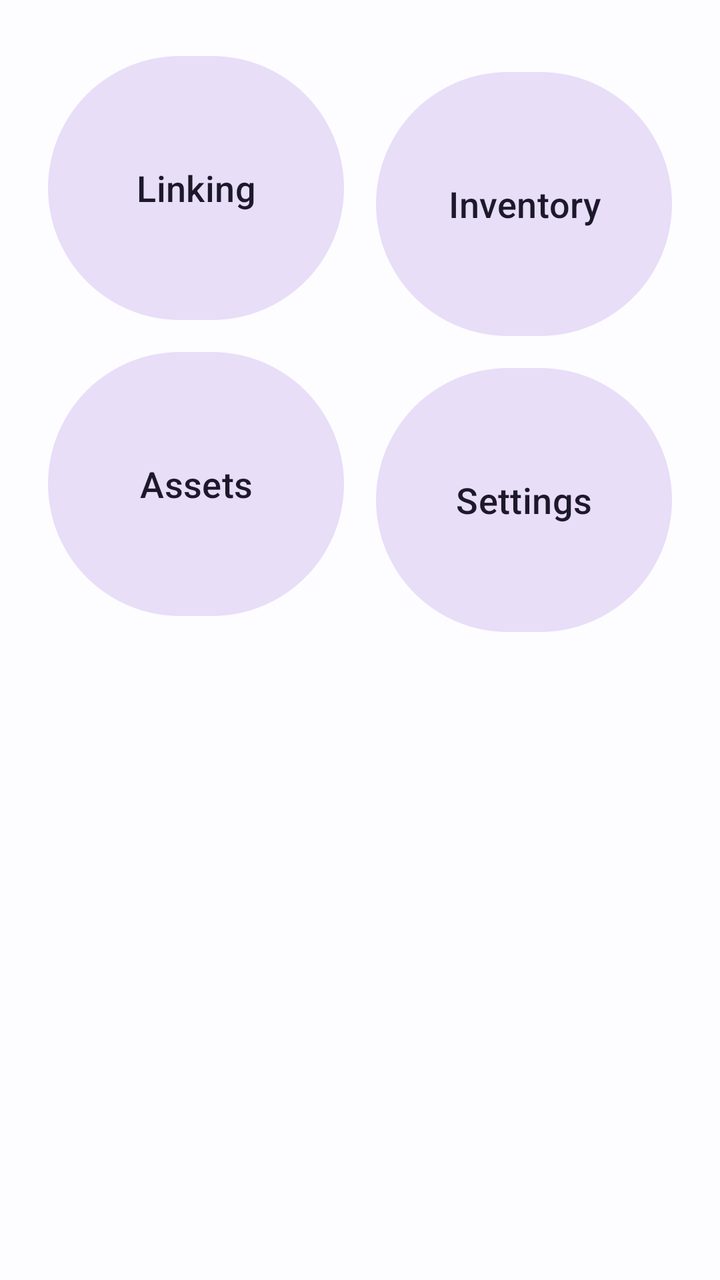
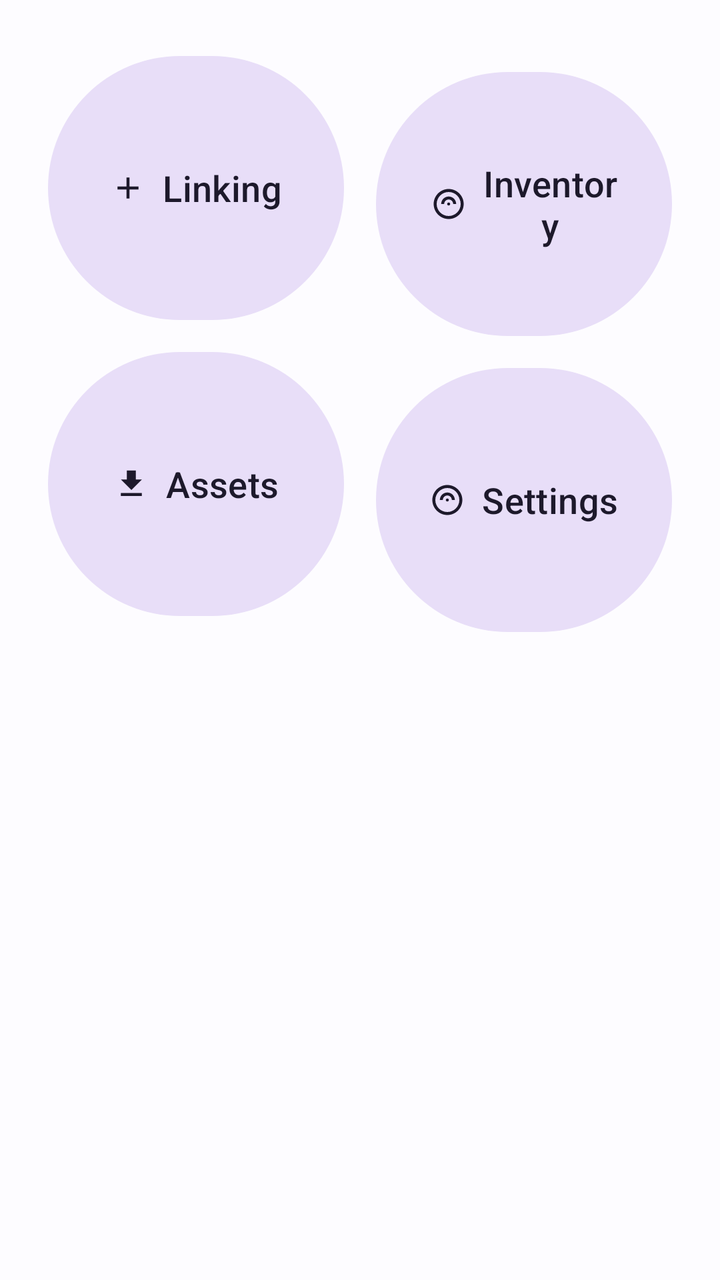

An Android layout rendered at two revisions. The XML below is the earlier revision; the diff shows what the commit changed to produce the second picture.
<!-- AndroidManifest.xml: application theme Theme.StockBuddy -->
<!-- res/layout/fragment_home.xml -->
<?xml version="1.0" encoding="utf-8"?>
<androidx.constraintlayout.widget.ConstraintLayout xmlns:android="http://schemas.android.com/apk/res/android"
    xmlns:app="http://schemas.android.com/apk/res-auto"
    android:layout_width="match_parent"
    android:layout_height="match_parent"
    android:padding="16dp">

    
    <com.google.android.material.button.MaterialButton
        android:id="@+id/tileLinking"
        android:layout_width="0dp"
        android:layout_height="140dp"
        android:layout_margin="8dp"
        android:text="@string/home_linking"
        android:textSize="18sp"
        style="@style/Widget.Material3.Button.TonalButton"
        app:layout_constraintTop_toTopOf="parent"
        app:layout_constraintStart_toStartOf="parent"
        app:layout_constraintEnd_toStartOf="@id/tileInventory"
        app:layout_constraintHorizontal_chainStyle="spread_inside" />

    <com.google.android.material.button.MaterialButton
        android:id="@+id/tileInventory"
        android:layout_width="0dp"
        android:layout_height="140dp"
        android:layout_margin="8dp"
        android:text="@string/home_inventory"
        android:textSize="18sp"
        style="@style/Widget.Material3.Button.TonalButton"
        app:layout_constraintTop_toTopOf="@id/tileLinking"
        app:layout_constraintStart_toEndOf="@id/tileLinking"
        app:layout_constraintEnd_toEndOf="parent" />

    
    <com.google.android.material.button.MaterialButton
        android:id="@+id/tileAssets"
        android:layout_width="0dp"
        android:layout_height="140dp"
        android:layout_margin="8dp"
        android:text="@string/home_assets"
        android:textSize="18sp"
        style="@style/Widget.Material3.Button.TonalButton"
        app:layout_constraintTop_toBottomOf="@id/tileLinking"
        app:layout_constraintStart_toStartOf="parent"
        app:layout_constraintEnd_toStartOf="@id/tileSettings"
        app:layout_constraintHorizontal_chainStyle="spread_inside" />

    <com.google.android.material.button.MaterialButton
        android:id="@+id/tileSettings"
        android:layout_width="0dp"
        android:layout_height="140dp"
        android:layout_margin="8dp"
        android:text="@string/home_settings"
        android:textSize="18sp"
        style="@style/Widget.Material3.Button.TonalButton"
        app:layout_constraintTop_toBottomOf="@id/tileInventory"
        app:layout_constraintStart_toEndOf="@id/tileAssets"
        app:layout_constraintEnd_toEndOf="parent" />

</androidx.constraintlayout.widget.ConstraintLayout>
<!-- resources referenced by this layout -->
<resources>
  <string name="home_assets">Assets</string>
  <string name="home_inventory">Inventory</string>
  <string name="home_linking">Linking</string>
  <string name="home_settings">Settings</string>
  <style name="Theme.StockBuddy" parent="Theme.Material3.DayNight.NoActionBar">
          <item name="colorPrimary">@color/md_theme_primary</item>
          <item name="colorOnPrimary">@color/md_theme_onPrimary</item>
          <item name="colorPrimaryContainer">@color/md_theme_primaryContainer</item>
          <item name="colorOnPrimaryContainer">@color/md_theme_onPrimaryContainer</item>
          <item name="colorSecondary">@color/md_theme_secondary</item>
          <item name="android:colorBackground">@color/md_theme_background</item>
          <item name="colorOnBackground">@color/md_theme_onBackground</item>
          <item name="colorSurface">@color/md_theme_surface</item>
          <item name="colorOnSurface">@color/md_theme_onSurface</item>
          <item name="colorOutline">@color/md_theme_outline</item>
          <item name="colorError">@color/md_theme_error</item>
          <item name="colorOnError">@color/md_theme_onError</item>
          <item name="android:statusBarColor">@color/md_theme_primary</item>
      </style>
  <color name="md_theme_primary">#0061A4</color>
  <color name="md_theme_onPrimary">#FFFFFF</color>
  <color name="md_theme_primaryContainer">#D1E4FF</color>
  <color name="md_theme_onPrimaryContainer">#001D36</color>
  <color name="md_theme_secondary">#535F70</color>
  <color name="md_theme_background">#FDFCFF</color>
  <color name="md_theme_onBackground">#1A1C1E</color>
  <color name="md_theme_surface">#FDFCFF</color>
  <color name="md_theme_onSurface">#1A1C1E</color>
  <color name="md_theme_outline">#73777F</color>
  <color name="md_theme_error">#BA1A1A</color>
  <color name="md_theme_onError">#FFFFFF</color>
</resources>

<!-- the commit's change to res/layout/fragment_home.xml (unified diff, before → after) -->
@@ -14,6 +14,8 @@
         android:text="@string/home_linking"
         android:textSize="18sp"
         style="@style/Widget.Material3.Button.TonalButton"
+        app:icon="@drawable/ic_add"
+        app:iconGravity="textStart"
         app:layout_constraintTop_toTopOf="parent"
         app:layout_constraintStart_toStartOf="parent"
         app:layout_constraintEnd_toStartOf="@id/tileInventory"
@@ -27,6 +29,8 @@
         android:text="@string/home_inventory"
         android:textSize="18sp"
         style="@style/Widget.Material3.Button.TonalButton"
+        app:icon="@drawable/ic_rfid"
+        app:iconGravity="textStart"
         app:layout_constraintTop_toTopOf="@id/tileLinking"
         app:layout_constraintStart_toEndOf="@id/tileLinking"
         app:layout_constraintEnd_toEndOf="parent" />
@@ -40,6 +44,8 @@
         android:text="@string/home_assets"
         android:textSize="18sp"
         style="@style/Widget.Material3.Button.TonalButton"
+        app:icon="@drawable/ic_download"
+        app:iconGravity="textStart"
         app:layout_constraintTop_toBottomOf="@id/tileLinking"
         app:layout_constraintStart_toStartOf="parent"
         app:layout_constraintEnd_toStartOf="@id/tileSettings"
@@ -53,6 +59,8 @@
         android:text="@string/home_settings"
         android:textSize="18sp"
         style="@style/Widget.Material3.Button.TonalButton"
+        app:icon="@drawable/ic_rfid"
+        app:iconGravity="textStart"
         app:layout_constraintTop_toBottomOf="@id/tileInventory"
         app:layout_constraintStart_toEndOf="@id/tileAssets"
         app:layout_constraintEnd_toEndOf="parent" />
<!-- resource entries referenced after the edit -->
@@ -1,5 +1,21 @@
 <!-- resources referenced by this layout -->
 <resources>
+  <!-- drawable ic_add (drawable) -->
+  <vector xmlns:android="http://schemas.android.com/apk/res/android"
+      android:width="24dp" android:height="24dp" android:viewportWidth="24" android:viewportHeight="24">
+      <path android:fillColor="#FFFFFF" android:pathData="M19,13h-6v6h-2v-6L5,13v-2h6L11,5h2v6h6v2z"/>
+  </vector>
+  <!-- drawable ic_download (drawable) -->
+  <vector xmlns:android="http://schemas.android.com/apk/res/android"
+      android:width="24dp" android:height="24dp" android:viewportWidth="24" android:viewportHeight="24">
+      <path android:fillColor="#1A1C1E" android:pathData="M19,9h-4L15,3L9,3v6L5,9l7,7 7,-7zM5,18v2h14v-2L5,18z"/>
+  </vector>
+  <!-- drawable ic_rfid (drawable) -->
+  <vector xmlns:android="http://schemas.android.com/apk/res/android"
+      android:width="24dp" android:height="24dp" android:viewportWidth="24" android:viewportHeight="24">
+      <path android:fillColor="#FFFFFF"
+          android:pathData="M12,2C6.48,2 2,6.48 2,12s4.48,10 10,10 10,-4.48 10,-10S17.52,2 12,2zM12,20c-4.41,0 -8,-3.59 -8,-8s3.59,-8 8,-8 8,3.59 8,8 -3.59,8 -8,8zM12,7c-2.76,0 -5,2.24 -5,5h2c0,-1.66 1.34,-3 3,-3s3,1.34 3,3h2c0,-2.76 -2.24,-5 -5,-5zM12,11c-0.55,0 -1,0.45 -1,1s0.45,1 1,1 1,-0.45 1,-1 -0.45,-1 -1,-1z"/>
+  </vector>
   <string name="home_assets">Assets</string>
   <string name="home_inventory">Inventory</string>
   <string name="home_linking">Linking</string>
